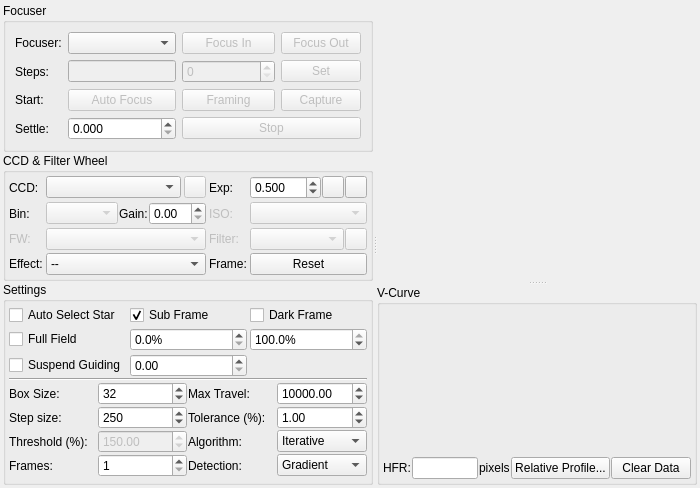
The window that kstars/ekos/focus/focus.ui (KDE/kstars) describes before a commit, drawn with Qt 5.
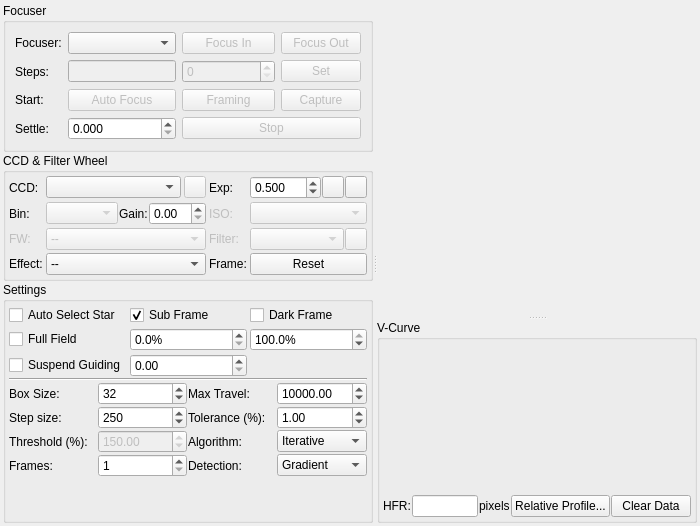
The same window after the commit. Icons and pictures are not drawn. Custom widgets are drawn as their Qt base class.

Commit message: Simply some default settings

Diff of the .ui file:
```diff
--- a/kstars/ekos/focus/focus.ui
+++ b/kstars/ekos/focus/focus.ui
@@ -6,8 +6,8 @@
    <rect>
     <x>0</x>
     <y>0</y>
-    <width>674</width>
-    <height>488</height>
+    <width>697</width>
+    <height>526</height>
    </rect>
   </property>
   <layout class="QVBoxLayout" name="verticalLayout">
@@ -431,6 +431,11 @@
             <property name="enabled">
              <bool>false</bool>
             </property>
+            <item>
+             <property name="text">
+              <string>--</string>
+             </property>
+            </item>
            </widget>
           </item>
           <item row="2" column="2">
```
The commit also changes 1 other file.
